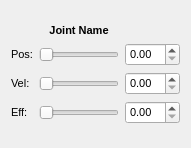
Qt form src/jointform.ui (rock-gui/gui-control_ui) before a commit.
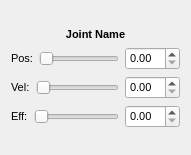
The same form after that commit.

```diff
--- a/src/jointform.ui
+++ b/src/jointform.ui
@@ -6,8 +6,8 @@
    <rect>
     <x>0</x>
     <y>0</y>
-    <width>190</width>
-    <height>148</height>
+    <width>191</width>
+    <height>155</height>
    </rect>
   </property>
   <property name="font">
@@ -18,22 +18,8 @@
   <property name="windowTitle">
    <string>Form</string>
   </property>
-  <layout class="QGridLayout" name="gridLayout">
-   <item row="5" column="0">
-    <widget class="QLabel" name="lblVel">
-     <property name="text">
-      <string>Vel:</string>
-     </property>
-    </widget>
-   </item>
-   <item row="3" column="2">
-    <widget class="QDoubleSpinBox" name="dsbPos">
-     <property name="singleStep">
-      <double>0.010000000000000</double>
-     </property>
-    </widget>
-   </item>
-   <item row="0" column="1">
+  <layout class="QVBoxLayout" name="verticalLayout">
+   <item>
     <spacer name="verticalSpacer_2">
      <property name="orientation">
       <enum>Qt::Vertical</enum>
@@ -46,47 +32,7 @@
      </property>
     </spacer>
    </item>
-   <item row="6" column="0">
-    <widget class="QLabel" name="lblEff">
-     <property name="text">
-      <string>Eff:</string>
-     </property>
-    </widget>
-   </item>
-   <item row="7" column="1">
-    <spacer name="verticalSpacer">
-     <property name="orientation">
-      <enum>Qt::Vertical</enum>
-     </property>
-     <property name="sizeHint" stdset="0">
-      <size>
-       <width>20</width>
-       <height>0</height>
-      </size>
-     </property>
-    </spacer>
-   </item>
-   <item row="5" column="2">
-    <widget class="QDoubleSpinBox" name="dsbVel">
-     <property name="singleStep">
-      <double>0.010000000000000</double>
-     </property>
-    </widget>
-   </item>
-   <item row="6" column="1">
-    <widget class="QSlider" name="slEff">
-     <property name="minimumSize">
-      <size>
-       <width>80</width>
-       <height>0</height>
-      </size>
-     </property>
-     <property name="orientation">
-      <enum>Qt::Horizontal</enum>
-     </property>
-    </widget>
-   </item>
-   <item row="2" column="1">
+   <item>
     <widget class="QLabel" name="lblName">
      <property name="font">
       <font>
@@ -102,45 +48,111 @@
      </property>
     </widget>
    </item>
-   <item row="5" column="1">
-    <widget class="QSlider" name="slVel">
-     <property name="minimumSize">
-      <size>
-       <width>80</width>
-       <height>0</height>
-      </size>
-     </property>
+   <item>
+    <layout class="QHBoxLayout" name="horizontalLayout">
+     <item>
+      <widget class="QLabel" name="lblPos">
+       <property name="text">
+        <string>Pos:</string>
+       </property>
+      </widget>
+     </item>
+     <item>
+      <widget class="QSlider" name="slPos">
+       <property name="minimumSize">
+        <size>
+         <width>80</width>
+         <height>0</height>
+        </size>
+       </property>
+       <property name="orientation">
+        <enum>Qt::Horizontal</enum>
+       </property>
+      </widget>
+     </item>
+     <item>
+      <widget class="QDoubleSpinBox" name="dsbPos">
+       <property name="singleStep">
+        <double>0.010000000000000</double>
+       </property>
+      </widget>
+     </item>
+    </layout>
+   </item>
+   <item>
+    <layout class="QHBoxLayout" name="horizontalLayout_2">
+     <item>
+      <widget class="QLabel" name="lblVel">
+       <property name="text">
+        <string>Vel:</string>
+       </property>
+      </widget>
+     </item>
+     <item>
+      <widget class="QSlider" name="slVel">
+       <property name="minimumSize">
+        <size>
+         <width>80</width>
+         <height>0</height>
+        </size>
+       </property>
+       <property name="orientation">
+        <enum>Qt::Horizontal</enum>
+       </property>
+      </widget>
+     </item>
+     <item>
+      <widget class="QDoubleSpinBox" name="dsbVel">
+       <property name="singleStep">
+        <double>0.010000000000000</double>
+       </property>
+      </widget>
+     </item>
+    </layout>
+   </item>
+   <item>
+    <layout class="QHBoxLayout" name="horizontalLayout_3">
+     <item>
+      <widget class="QLabel" name="lblEff">
+       <property name="text">
+        <string>Eff:</string>
+       </property>
+      </widget>
+     </item>
+     <item>
+      <widget class="QSlider" name="slEff">
+       <property name="minimumSize">
+        <size>
+         <width>80</width>
+         <height>0</height>
+        </size>
+       </property>
+       <property name="orientation">
+        <enum>Qt::Horizontal</enum>
+       </property>
+      </widget>
+     </item>
+     <item>
+      <widget class="QDoubleSpinBox" name="dsbEff">
+       <property name="singleStep">
+        <double>0.010000000000000</double>
+       </property>
+      </widget>
+     </item>
+    </layout>
+   </item>
+   <item>
+    <spacer name="verticalSpacer">
      <property name="orientation">
-      <enum>Qt::Horizontal</enum>
+      <enum>Qt::Vertical</enum>
      </property>
-    </widget>
-   </item>
-   <item row="3" column="1">
-    <widget class="QSlider" name="slPos">
-     <property name="minimumSize">
+     <property name="sizeHint" stdset="0">
       <size>
-       <width>80</width>
+       <width>20</width>
        <height>0</height>
       </size>
      </property>
-     <property name="orientation">
-      <enum>Qt::Horizontal</enum>
-     </property>
-    </widget>
-   </item>
-   <item row="6" column="2">
-    <widget class="QDoubleSpinBox" name="dsbEff">
-     <property name="singleStep">
-      <double>0.010000000000000</double>
-     </property>
-    </widget>
-   </item>
-   <item row="3" column="0">
-    <widget class="QLabel" name="lblPos">
-     <property name="text">
-      <string>Pos:</string>
-     </property>
-    </widget>
+    </spacer>
    </item>
   </layout>
  </widget>
```
